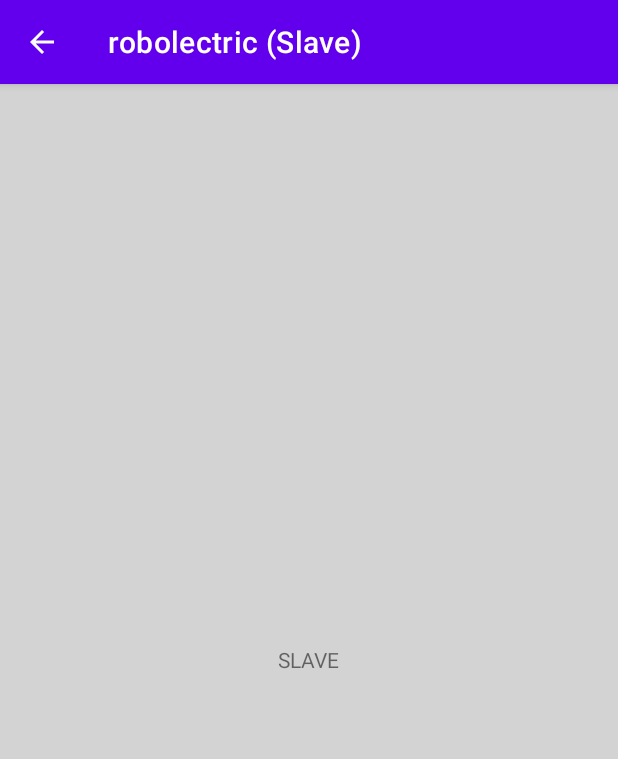
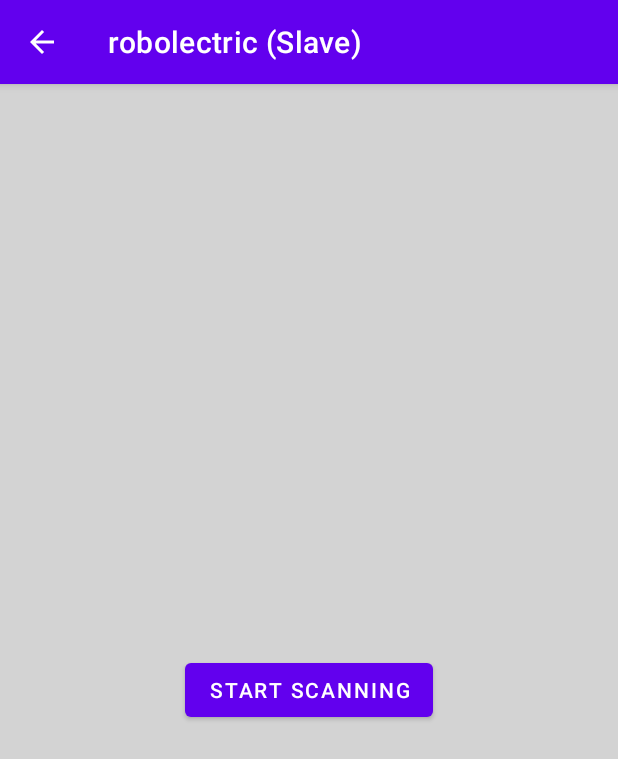
Before and after one commit to haaaaarsh/mobile-offloading, an Android app: the SlaveActivity screen opened directly, with no data from a screen before it, on a phone screen of 412 x 824 dp. Shown: the top 759 px of the screen. Run offline under Robolectric (Android 15) with nearby library versions, the phone set to English and light mode, and no system bars; our stand-ins replace data binding; 1 statement that could not run was skipped.

Commit message:
scanning for master done

```diff
--- a/app/src/main/java/com/group70/mobileoffloading/ui/master/MasterViewModel.java
+++ b/app/src/main/java/com/group70/mobileoffloading/ui/master/MasterViewModel.java
@@ -15,7 +15,7 @@ import com.group70.mobileoffloading.ui.base.BaseViewModel;
 
 public class MasterViewModel extends BaseViewModel<MasterNavigator> {
 
-    private final String TAG = "MasterActivity<>";
+    private final String TAG = "MasterViewModel<>";
     private MasterNavigator navigator;
     private ObservableField<String> connectionStatus = new ObservableField<>();
 
@@ -24,10 +24,9 @@ public class MasterViewModel extends BaseViewModel<MasterNavigator> {
     }
 
     public void startAdvertising() {
-        String name = android.os.Build.MODEL;
         navigator = getNavigator();
         try {
-            getNavigator().getConnectionsClientInstance().startAdvertising(name,
+            getNavigator().getConnectionsClientInstance().startAdvertising(android.os.Build.MODEL,
                     getNavigator().getActivityContext().getPackageName(),
                     connectionLifecycleCallback,
                     new AdvertisingOptions.Builder().setStrategy(Strategy.P2P_STAR).build());
--- a/app/src/main/java/com/group70/mobileoffloading/ui/slave/SlaveActivity.java
+++ b/app/src/main/java/com/group70/mobileoffloading/ui/slave/SlaveActivity.java
@@ -2,11 +2,18 @@ package com.group70.mobileoffloading.ui.slave;
 
 import android.content.Context;
 import android.os.Bundle;
+import android.view.View;
 
 import androidx.annotation.NonNull;
 import androidx.databinding.DataBindingUtil;
+import androidx.databinding.Observable;
+import androidx.databinding.ObservableField;
 import androidx.lifecycle.ViewModelProviders;
 
+import com.google.android.gms.location.FusedLocationProviderClient;
+import com.google.android.gms.location.LocationServices;
+import com.google.android.gms.nearby.Nearby;
+import com.google.android.gms.nearby.connection.ConnectionsClient;
 import com.group70.mobileoffloading.R;
 import com.group70.mobileoffloading.ui.base.BaseActivity;
 import com.group70.mobileoffloading.databinding.ActivitySlaveBinding;
@@ -14,6 +21,8 @@ import com.group70.mobileoffloading.databinding.ActivitySlaveBinding;
 public class SlaveActivity extends BaseActivity<SlaveViewModel> implements SlaveNavigator {
 
     ActivitySlaveBinding binding;
+    private ConnectionsClient connectionsClient;
+    private FusedLocationProviderClient fusedLocationProviderClient;
 
     @NonNull
     @Override
@@ -28,6 +37,31 @@ public class SlaveActivity extends BaseActivity<SlaveViewModel> implements Slave
         setDataBindings();
         viewModel.setNavigator(this);
         setToolBar();
+        setConnectionClients();
+        setObservables();
+    }
+
+    private void setConnectionClients() {
+        fusedLocationProviderClient = LocationServices.getFusedLocationProviderClient(this);
+        connectionsClient = Nearby.getConnectionsClient(this);
+    }
+
+    private void setObservables() {
+        viewModel.getEndPointDiscover().addOnPropertyChangedCallback(new Observable.OnPropertyChangedCallback() {
+            @Override
+            public void onPropertyChanged(Observable sender, int propertyId) {
+                boolean b = ((ObservableField<Boolean>)sender).get();
+                /**find.setEnabled(false);*/
+                /**connect.setVisibility(View.VISIBLE);
+                 connect.setEnabled(true);
+                 connect.setText("Connect");
+                 connect.setOnClickListener(v -> {
+                 setConnectionStatus("Connecting to Master: " + masterName + " : " + masterId);
+                 connectionsClient.requestConnection(sername, endpointId, connectionLifecycleCallback);
+
+                 });*/
+            }
+        });
     }
 
     private void setToolBar() {
@@ -45,4 +79,9 @@ public class SlaveActivity extends BaseActivity<SlaveViewModel> implements Slave
     public Context getActivityContext() {
         return this;
     }
+
+    @Override
+    public ConnectionsClient getConnectionsClientInstance() {
+        return connectionsClient;
+    }
 }
--- a/app/src/main/java/com/group70/mobileoffloading/ui/slave/SlaveNavigator.java
+++ b/app/src/main/java/com/group70/mobileoffloading/ui/slave/SlaveNavigator.java
@@ -1,9 +1,13 @@
 package com.group70.mobileoffloading.ui.slave;
 
 import android.content.Context;
+
+import com.google.android.gms.nearby.connection.ConnectionsClient;
 
 public interface SlaveNavigator {
 
     Context getActivityContext();
 
+    ConnectionsClient getConnectionsClientInstance();
+
 }
--- a/app/src/main/java/com/group70/mobileoffloading/ui/slave/SlaveViewModel.java
+++ b/app/src/main/java/com/group70/mobileoffloading/ui/slave/SlaveViewModel.java
@@ -1,10 +1,78 @@
 package com.group70.mobileoffloading.ui.slave;
 
+import android.util.Log;
+
+import androidx.databinding.ObservableField;
+import androidx.lifecycle.MutableLiveData;
+
+import com.google.android.gms.nearby.connection.DiscoveredEndpointInfo;
+import com.google.android.gms.nearby.connection.DiscoveryOptions;
+import com.google.android.gms.nearby.connection.EndpointDiscoveryCallback;
+import com.google.android.gms.nearby.connection.Strategy;
 import com.group70.mobileoffloading.ui.base.BaseViewModel;
 
 public class SlaveViewModel extends BaseViewModel<SlaveNavigator> {
 
+    private final String TAG = "SlaveViewModel<>";
+    private ObservableField<String> connectionStatus = new ObservableField<>();
+    private ObservableField<String> masterName = new ObservableField<>();
+    private ObservableField<Boolean> endPointDiscover = new ObservableField<>(false);
+
     public SlaveViewModel() {
 
     }
+
+    public void startScanning() {
+        try {
+            getNavigator().getConnectionsClientInstance().startDiscovery(getNavigator().getActivityContext().getPackageName(),
+                    endpointDiscoveryCallback,
+                    new DiscoveryOptions.Builder().setStrategy(Strategy.P2P_STAR).build());
+        } catch (Exception e) {
+            Log.e(TAG, e.toString());
+        }
+    }
+
+    private final EndpointDiscoveryCallback endpointDiscoveryCallback =
+            new EndpointDiscoveryCallback() {
+                @Override
+                public void onEndpointFound(String endpointId, DiscoveredEndpointInfo info) {
+                    String masterName = info.getEndpointName();
+                    String masterId = endpointId;
+                    setConnectionStatus("Found Master " + masterName + " : " + masterId);
+                    setMasterName(masterName + " (ID: " + masterId + ")");
+                    endPointDiscover.set(true);
+                }
+
+                @Override
+                public void onEndpointLost(String endpointId) {
+                }
+            };
+
+    public void connect() {
+
+    }
+
+    public ObservableField<String> getConnectionStatus() {
+        return connectionStatus;
+    }
+
+    public void setConnectionStatus(String connectionStatus) {
+        this.connectionStatus.set(connectionStatus);
+    }
+
+    public ObservableField<String> getMasterName() {
+        return masterName;
+    }
+
+    public void setMasterName(String masterName) {
+        this.masterName.set(masterName);
+    }
+
+    public ObservableField<Boolean> getEndPointDiscover() {
+        return endPointDiscover;
+    }
+
+    public void setEndPointDiscover(Boolean endPointDiscover) {
+        this.endPointDiscover.set(endPointDiscover);
+    }
 }
--- a/app/src/main/res/layout/activity_slave.xml
+++ b/app/src/main/res/layout/activity_slave.xml
@@ -6,6 +6,8 @@
     tools:context=".ui.slave.SlaveActivity">
 
     <data>
+
+        <import type="android.view.View" />
 
         <variable
             name="viewModel"
@@ -29,6 +31,7 @@
                 android:layout_width="match_parent"
                 android:layout_height="wrap_content"
                 android:layout_centerVertical="true"
+                android:animateLayoutChanges="true"
                 android:clipChildren="false"
                 android:clipToPadding="false"
                 android:gravity="center"
@@ -37,11 +40,67 @@
                 android:paddingEnd="40dp">
 
 
-                <TextView
+                <LinearLayout
+                    android:id="@+id/masterDevice"
+                    android:layout_width="180dp"
+                    android:layout_height="wrap_content"
+                    android:layout_marginTop="8dp"
+                    android:layout_marginBottom="8dp"
+                    android:visibility="@{viewModel.endPointDiscover ? View.VISIBLE : View.GONE}">
+
+                    <androidx.cardview.widget.CardView
+                        style="@style/CardView.Primary"
+                        android:onClick="@{() -> viewModel.connect()}">
+
+                        <LinearLayout
+                            android:layout_width="match_parent"
+                            android:layout_height="wrap_content"
+                            android:layout_gravity="center"
+                            android:background="?attr/selectableItemBackground"
+                            android:orientation="vertical"
+                            android:paddingTop="24dp"
+                            android:paddingBottom="24dp">
+
+                            <ImageView
+                                android:layout_width="wrap_content"
+                                android:layout_height="60dp"
+                                android:layout_marginLeft="8dp"
+                                android:layout_gravity="center_horizontal"
+                                android:layout_marginBottom="20dp"
+                                android:scaleType="centerInside"
+                                android:src="@drawable/ic_master_device" />
+
+                            <TextView
+                                android:layout_width="wrap_content"
+                                android:layout_height="wrap_content"
+                                android:layout_gravity="center"
+                                android:gravity="center"
+                                android:text="@{viewModel.masterName}"
+                                android:textSize="16sp"
+                                android:textStyle="bold" />
+
+                            <TextView
+                                android:id="@+id/txtHeartRate"
+                                android:layout_width="wrap_content"
+                                android:layout_height="wrap_content"
+                                android:layout_gravity="center"
+                                android:gravity="center"
+                                android:textColor="@android:color/holo_red_light"
+                                android:textSize="14sp" />
+
+                        </LinearLayout>
+
+                    </androidx.cardview.widget.CardView>
+                </LinearLayout>
+
+
+                <Button
                     android:layout_width="wrap_content"
                     android:layout_height="wrap_content"
-                    android:text="SLAVE"/>
-
+                    android:layout_marginTop="40dp"
+                    android:enabled="@{!viewModel.endPointDiscover}"
+                    android:onClick="@{() -> viewModel.startScanning()}"
+                    android:text="@string/btn_scan" />
 
             </androidx.appcompat.widget.LinearLayoutCompat>
         </androidx.core.widget.NestedScrollView>
--- a/app/src/main/res/values/strings.xml
+++ b/app/src/main/res/values/strings.xml
@@ -13,4 +13,7 @@
     <!--    Master-->
     <string name="btn_advertise">Start Advertising</string>
 
+    <!--    Slave-->
+    <string name="btn_scan">Start Scanning</string>
+
 </resources>
```
Also changed, not shown: app/src/main/res/drawable/ic_master_device.png (added).
